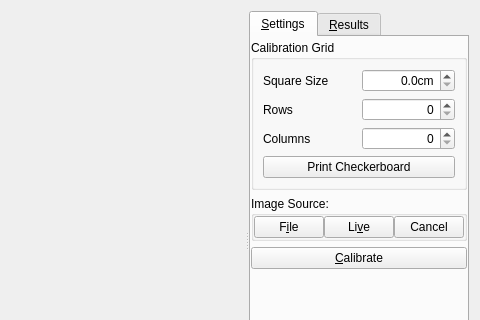
The window that app/src/tools/core/tabs/PositionCalibrationWidget.ui (dysonltd-zz/gts) describes before a commit, drawn with Qt 5; both pictures show x 160 to 640 and y 0 to 320 of the 640 by 480 pixel window.
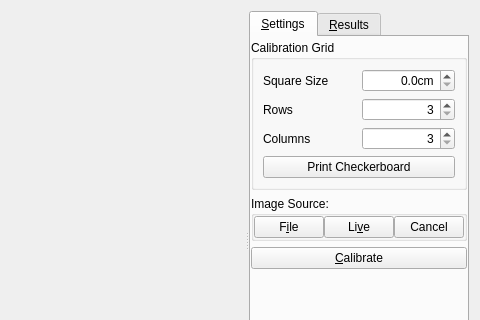
The same window after the commit. Custom widgets are drawn as their Qt base class.

Diff of the .ui file:
```diff
--- a/app/src/tools/core/tabs/PositionCalibrationWidget.ui
+++ b/app/src/tools/core/tabs/PositionCalibrationWidget.ui
@@ -141,7 +141,7 @@
                  <set>Qt::AlignRight|Qt::AlignTrailing|Qt::AlignVCenter</set>
                 </property>
                 <property name="minimum">
-                 <number>0</number>
+                 <number>3</number>
                 </property>
                 <property name="maximum">
                  <number>99</number>
@@ -161,7 +161,7 @@
                  <set>Qt::AlignRight|Qt::AlignTrailing|Qt::AlignVCenter</set>
                 </property>
                 <property name="minimum">
-                 <number>0</number>
+                 <number>3</number>
                 </property>
                 <property name="maximum">
                  <number>99</number>
```
